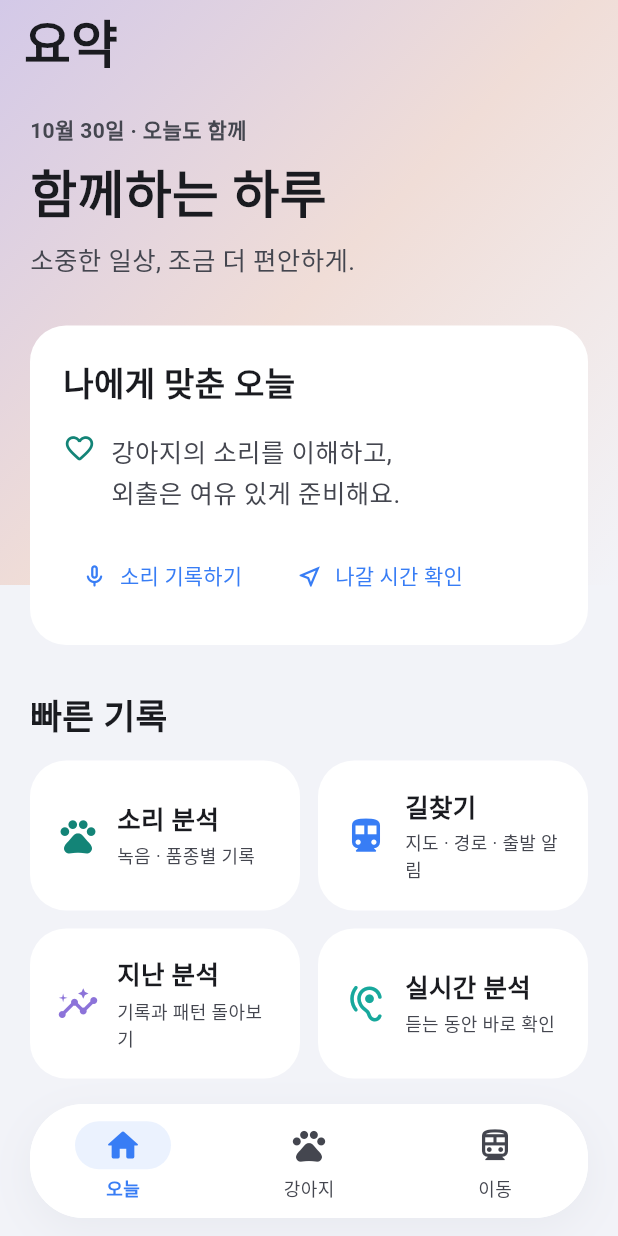
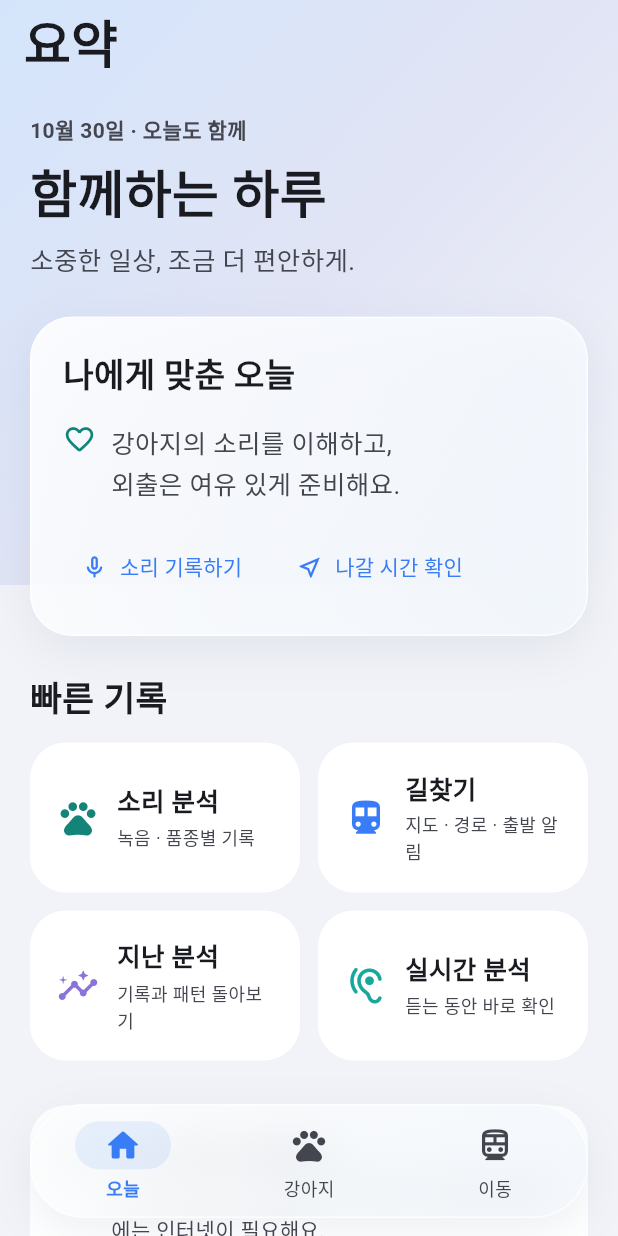
Before and after one commit to Hisabori/bark-note, a Flutter app: the screen it shows after launch, on a phone screen of 412 x 824 dp. Run offline on Flutter 3.47's test engine with Material 3 defaults, Android fonts, the light colour scheme and no system bars; our stand-ins replace file_picker, geolocator; missing offline and left inert: record, tflite_flutter.

Commit message:
Apply native iOS Liquid Glass navigation with accessible cross-platform glass surfaces in 0.16

```diff
--- a/lib/app_theme.dart
+++ b/lib/app_theme.dart
@@ -1,7 +1,7 @@
 import 'package:flutter/material.dart';
 import 'package:flutter/services.dart';
 
-/// Content stays opaque and legible; navigation is visually separated.
+/// Opaque content and transparent navigation for bounded glass surfaces.
 ThemeData buildAppTheme({Brightness brightness = Brightness.light}) {
   final dark = brightness == Brightness.dark;
   final background = dark ? const Color(0xff15171b) : const Color(0xfff2f3f8);
@@ -38,7 +38,13 @@ ThemeData buildAppTheme({Brightness brightness = Brightness.light}) {
       surfaceTintColor: Colors.transparent,
       elevation: 0,
       margin: const EdgeInsets.symmetric(vertical: 6),
-      shape: RoundedRectangleBorder(borderRadius: BorderRadius.circular(24)),
+      shape: RoundedRectangleBorder(
+        borderRadius: BorderRadius.circular(24),
+        side: BorderSide(
+          color: dark ? const Color(0xff37414e) : const Color(0xb3ffffff),
+          width: 1,
+        ),
+      ),
     ),
     inputDecorationTheme: InputDecorationTheme(
       filled: true,
@@ -81,7 +87,7 @@ ThemeData buildAppTheme({Brightness brightness = Brightness.light}) {
     ),
     navigationBarTheme: NavigationBarThemeData(
       height: 76,
-      backgroundColor: card,
+      backgroundColor: Colors.transparent,
       surfaceTintColor: Colors.transparent,
       indicatorColor: scheme.primary.withValues(alpha: .10),
       labelTextStyle: WidgetStateProperty.resolveWith(
@@ -181,7 +187,7 @@ class CareSummarySurface extends StatelessWidget {
             gradient: LinearGradient(
               begin: Alignment.topLeft,
               end: Alignment.bottomRight,
-              colors: [Color(0xffd3c9e8), Color(0xfff0ddd7), Color(0xfff2f3f8)],
+              colors: [Color(0xffd4e5fb), Color(0xffe1e4f5), Color(0xfff2f3f8)],
             ),
           ),
         ),
--- /dev/null
+++ b/lib/glass_surface.dart
@@ -0,0 +1,105 @@
+import 'dart:ui' as ui;
+import 'package:flutter/foundation.dart';
+import 'package:flutter/material.dart';
+import 'package:flutter/services.dart';
+
+/// Glass is limited to floating navigation and the summary, never data tables.
+class CareGlassSurface extends StatelessWidget {
+  const CareGlassSurface({
+    super.key,
+    required this.child,
+    this.radius = 28,
+    this.navigation = false,
+  });
+  final Widget child;
+  final double radius;
+  final bool navigation;
+
+  @override
+  Widget build(BuildContext context) {
+    final reduced =
+        MediaQuery.highContrastOf(context) ||
+        MediaQuery.disableAnimationsOf(context) ||
+        MediaQuery.accessibleNavigationOf(context);
+    final native =
+        navigation &&
+        !reduced &&
+        !kIsWeb &&
+        defaultTargetPlatform == TargetPlatform.iOS;
+    final shape = BorderRadius.circular(radius);
+    Widget backing = DecoratedBox(
+      decoration: BoxDecoration(
+        color: reduced ? Colors.white : null,
+        gradient: reduced
+            ? null
+            : LinearGradient(
+                begin: Alignment.topLeft,
+                end: Alignment.bottomRight,
+                colors: [
+                  Colors.white.withValues(alpha: navigation ? .80 : .88),
+                  const Color(
+                    0xfff5faff,
+                  ).withValues(alpha: navigation ? .65 : .77),
+                ],
+              ),
+      ),
+    );
+    if (native) {
+      backing = UiKitView(
+        viewType: 'com.barknote/liquid-glass',
+        creationParams: {'radius': radius},
+        creationParamsCodec: const StandardMessageCodec(),
+      );
+    } else if (navigation && !reduced) {
+      backing = BackdropFilter(
+        filter: ui.ImageFilter.blur(sigmaX: 16, sigmaY: 16),
+        child: backing,
+      );
+    }
+    return DecoratedBox(
+      decoration: BoxDecoration(
+        borderRadius: shape,
+        boxShadow: reduced
+            ? const []
+            : const [
+                BoxShadow(
+                  color: Color(0x151d4063),
+                  blurRadius: 26,
+                  offset: Offset(0, 9),
+                ),
+                BoxShadow(
+                  color: Color(0x10ffffff),
+                  blurRadius: 2,
+                  offset: Offset(0, -1),
+                ),
+              ],
+      ),
+      child: ClipRRect(
+        borderRadius: shape,
+        child: Stack(
+          children: [
+            Positioned.fill(
+              child: ExcludeSemantics(child: IgnorePointer(child: backing)),
+            ),
+            Positioned.fill(
+              child: IgnorePointer(
+                child: DecoratedBox(
+                  decoration: BoxDecoration(
+                    borderRadius: shape,
+                    border: Border.all(
+                      color: reduced
+                          ? const Color(0xff8693a6)
+                          : Colors.white.withValues(alpha: .82),
+                      width: 1,
+                    ),
+                  ),
+                ),
+              ),
+            ),
+            Material(type: MaterialType.transparency, child: child),
+          ],
+        ),
+      ),
+    );
+  }
+}
--- a/lib/main.dart
+++ b/lib/main.dart
@@ -1,4 +1,5 @@
 import 'app_theme.dart';
+import 'glass_surface.dart';
 import 'bark_history.dart';
 import 'live_bark_page.dart';
 import 'package:flutter/material.dart';
@@ -41,6 +42,7 @@ class FeatureHome extends StatelessWidget {
     return CareSummarySurface(
       child: Scaffold(
         backgroundColor: Colors.transparent,
+        extendBody: true,
         appBar: AppBar(
           title: const Text(
             '요약',
@@ -50,20 +52,9 @@ class FeatureHome extends StatelessWidget {
         ),
         bottomNavigationBar: SafeArea(
           minimum: const EdgeInsets.fromLTRB(20, 8, 20, 12),
-          child: DecoratedBox(
-            decoration: BoxDecoration(
-              color: Theme.of(context).cardColor,
-              borderRadius: BorderRadius.circular(36),
-              boxShadow: const [
-                BoxShadow(
-                  color: Color(0x0c172d48),
-                  blurRadius: 24,
-                  offset: Offset(0, 8),
-                ),
-              ],
-            ),
-            child: ClipRRect(
-              borderRadius: BorderRadius.circular(36),
+          child: CareGlassSurface(
+            navigation: true,
+            radius: 36,
             child: NavigationBar(
               selectedIndex: 0,
               onDestinationSelected: (index) {
@@ -88,14 +79,19 @@ class FeatureHome extends StatelessWidget {
             ),
           ),
         ),
-        ),
         body: SafeArea(
+          bottom: false,
           child: Align(
             alignment: Alignment.topCenter,
             child: ConstrainedBox(
               constraints: const BoxConstraints(maxWidth: 760),
               child: ListView(
-                padding: const EdgeInsets.fromLTRB(20, 20, 20, 28),
+                padding: EdgeInsets.fromLTRB(
+                  20,
+                  20,
+                  20,
+                  128 + MediaQuery.viewPaddingOf(context).bottom,
+                ),
                 children: [
                   Text(
                     '${now.month}월 ${now.day}일 · 오늘도 함께',
@@ -116,7 +112,7 @@ class FeatureHome extends StatelessWidget {
                     style: TextStyle(fontSize: 17, color: muted, height: 1.5),
                   ),
                   const SizedBox(height: 24),
-                  Card(
+                  CareGlassSurface(
                     child: Padding(
                       padding: const EdgeInsets.all(22),
                       child: Column(
--- a/pubspec.yaml
+++ b/pubspec.yaml
@@ -1,7 +1,7 @@
 name: bark_note
 description: Private dog sound pattern journal.
 publish_to: none
-version: 0.15.0+20
+version: 0.16.0+21
 environment:
   sdk: ^3.12.0
 dependencies:
```
Also changed, not shown: lib/transit/main.dart (+12 -3 lines), 5 other files. Lines whose indentation alone changed are shown as unchanged.
